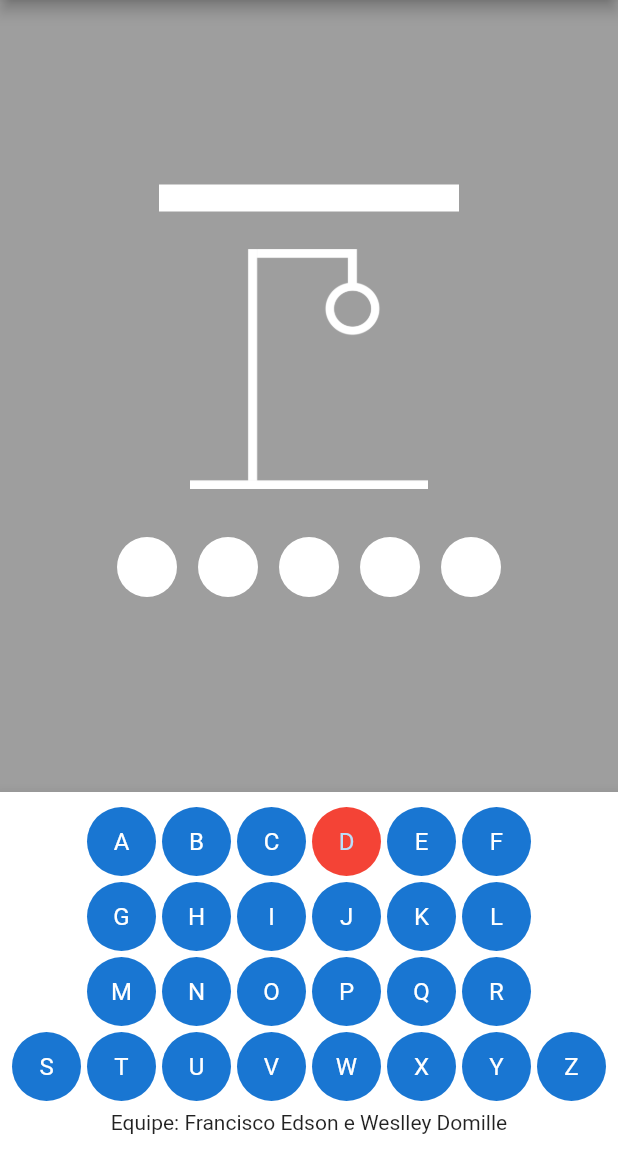
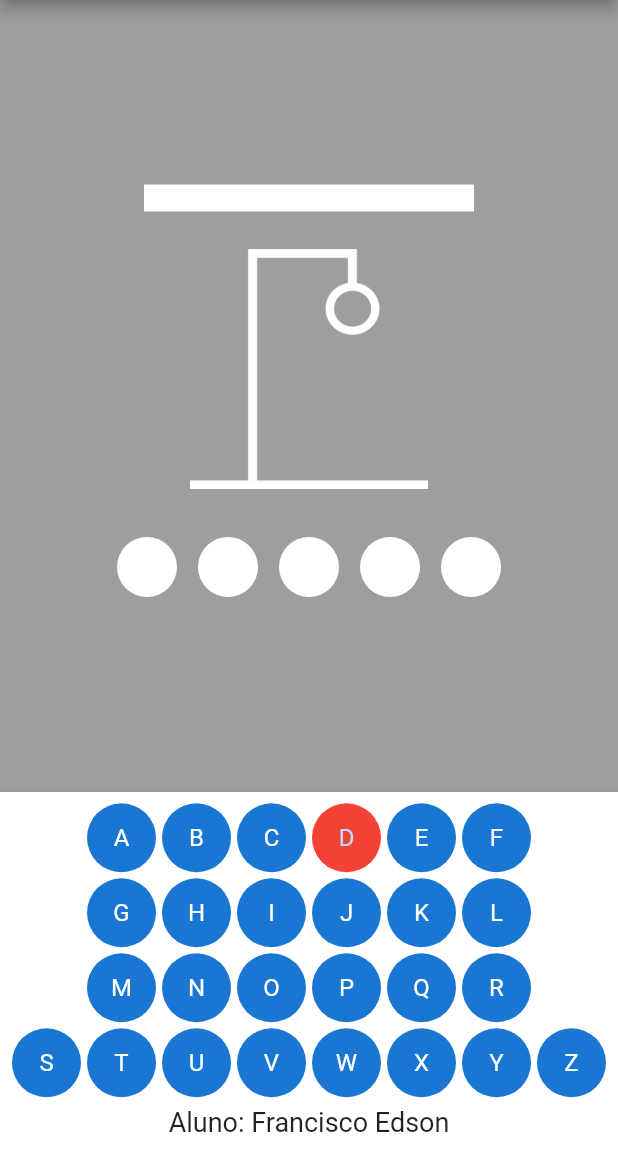
Before and after one commit to Edy010Reys/PROG4_AVAL1, a Flutter app: the screen it shows after launch, after a tap on an icon or button, on a phone screen of 412 x 824 dp, the part 84-1236 px from its top. Run offline on Flutter 3.47's test engine with Material 2 defaults, Android fonts, the phone set to English and light mode, and no system bars; missing offline and left inert: flutter_exit_app, restart_app.

Commit message:
PROG4-AVAL1

```diff
--- a/hangman_game/lib/screens/screen_game.dart
+++ b/hangman_game/lib/screens/screen_game.dart
@@ -61,7 +61,21 @@ class _ScreenGameState extends State<ScreenGame> {
         });
       }
 
-      if (_pointsErrors == 4) {
+      if (_pointsHits == _wordChosen.split('').length) {
+        _result = 'PARABÉNS! VOCÊ GANHOU.';
+
+        Future.delayed(
+          const Duration(seconds: 2),
+          () {
+            Navigator.push(
+              context,
+              MaterialPageRoute(
+                builder: (context) => ScreenRestart(message: _result),
+              ),
+            );
+          },
+        );
+      } else if (_pointsErrors == 4) {
         setState(() {
           _tip = 'A DICA É: ${_wordsAndTips.wordsAndTips[_wordChosen]}';
         });
@@ -79,20 +93,6 @@ class _ScreenGameState extends State<ScreenGame> {
                   message: _result,
                   wordCorrect: answer,
                 ),
-              ),
-            );
-          },
-        );
-      } else if (_pointsHits == _wordChosen.split('').length) {
-        _result = 'PARABÉNS! VOCÊ GANHOU.';
-
-        Future.delayed(
-          const Duration(seconds: 2),
-          () {
-            Navigator.push(
-              context,
-              MaterialPageRoute(
-                builder: (context) => ScreenRestart(message: _result),
               ),
             );
           },
@@ -138,7 +138,7 @@ class _ScreenGameState extends State<ScreenGame> {
           mainAxisAlignment: MainAxisAlignment.center,
           children: [
             Container(
-              width: 200.0,
+              width: 220.0,
               decoration: const BoxDecoration(color: Colors.white),
               child: Padding(
                 padding: const EdgeInsets.all(1.0),
@@ -216,7 +216,10 @@ class _ScreenGameState extends State<ScreenGame> {
               const Padding(
                 padding: EdgeInsets.all(4.0),
                 child: Center(
-                  child: Text('Equipe: Francisco Edson e Weslley Domille'),
+                  child: Text(
+                    'Aluno: Francisco Edson',
+                    style: TextStyle(fontSize: 18.0),
+                  ),
                 ),
               ),
             ],
--- a/hangman_game/lib/utilities/words_and_tips.dart
+++ b/hangman_game/lib/utilities/words_and_tips.dart
@@ -9,7 +9,7 @@ class WordsAndTips {
     'BRASIL': 'PAÍS',
     'CHILE': 'PAÍS',
     'ROCK': 'ESTILO MUSICAL',
-    'JUPITER': 'PLANETA',
+    'JÚPITER': 'PLANETA',
     'ACRE': 'ESTADO BRASILEIRO'
   };
 }
```
Also changed, not shown: hangman_game/lib/screens/screen_restart.dart (+7 -4 lines).
